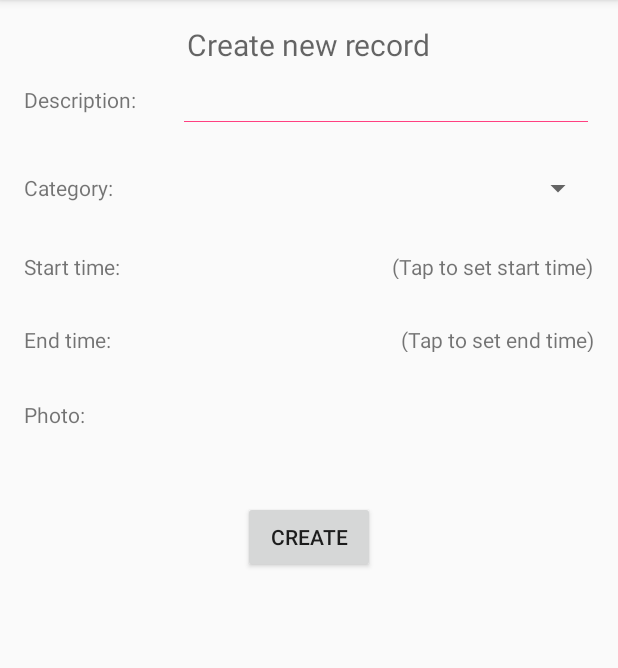
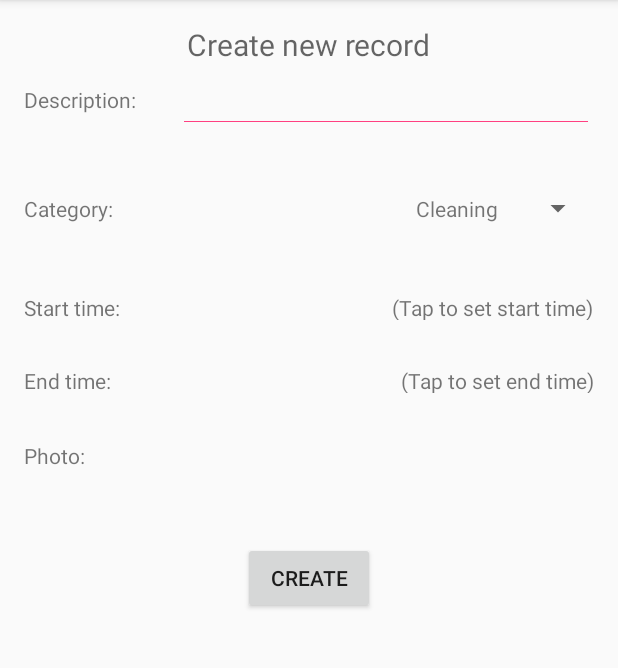
Before and after one commit to lena15n/mobilki-3-lab, an Android app: the screen it shows after launch (CreateRecordActivity), after a tap on an icon or button, on a phone screen of 412 x 824 dp, the part 84-752 px from its top. Run offline under Robolectric (Android 15) with nearby library versions, the phone set to English and light mode, and no system bars.

Commit message:
Select correct spinner values from Category table, add toString() in DOCategory for ArrayAdapter Work fine

```diff
--- a/TimeTracker/app/src/main/java/com/lena/timetracker/CreateRecordActivity.java
+++ b/TimeTracker/app/src/main/java/com/lena/timetracker/CreateRecordActivity.java
@@ -1,7 +1,19 @@
 package com.lena.timetracker;
 
+import android.database.Cursor;
+import android.database.sqlite.SQLiteDatabase;
+import android.os.Bundle;
 import android.support.v7.app.AppCompatActivity;
-import android.os.Bundle;
+import android.util.Log;
+import android.view.View;
+import android.widget.ArrayAdapter;
+import android.widget.Button;
+import android.widget.Spinner;
+import android.widget.TextView;
+
+import com.lena.timetracker.dataobjects.DOCategory;
+
+import java.util.ArrayList;
 
 public class CreateRecordActivity extends AppCompatActivity {
 
@@ -9,5 +21,79 @@ public class CreateRecordActivity extends AppCompatActivity {
     protected void onCreate(Bundle savedInstanceState) {
         super.onCreate(savedInstanceState);
         setContentView(R.layout.activity_create_record);
+
+        Spinner prioritiesSpinner = (Spinner) findViewById(R.id.create_record_category_spinner);
+        ArrayList<DOCategory> categories = getCategoriesFromDb();
+        ArrayAdapter<DOCategory> arrayAdapter = new ArrayAdapter<>(this, R.layout.spinner_item, categories);
+        //ArrayAdapter arrayAdapter = ArrayAdapter.createFromResource(this, R.array.priorities, R.layout.spinner_item);
+        prioritiesSpinner.setAdapter(arrayAdapter);
+
+        Button createButton = (Button) findViewById(R.id.create_record_button);
+        createButton.setOnClickListener(new View.OnClickListener() {
+            @Override
+            public void onClick(View v) {
+                prepareDataAndInsertIntoDb();
+            }
+        });
+    }
+
+    private void prepareDataAndInsertIntoDb() {
+        //prepare
+        /*
+        String meetingName = ((TextView) findViewById(R.id.meeting_name_edittext)).getText().toString();
+            String meetingDescription = ((TextView) findViewById(R.id.meeting_desc_edittext)).getText().toString();
+            Spinner spinner = (Spinner) findViewById(R.id.meeting_priority_spinner);
+            String meetingPriority = spinner.getSelectedItem().toString();
+        */
+        String desc = ((TextView) findViewById(R.id.create_record_desc_edittext)).getText().toString();
+        Spinner spinner = ((Spinner)findViewById(R.id.create_record_category_spinner));
+        DOCategory category = (DOCategory) spinner.getSelectedItem();
+        Log.d("Mi", "Record: " + desc + ", categ: id = " + category.getId() + ", name: " + category.getName());
+
+        //insert
+
+
+    }
+
+    private ArrayList<DOCategory> getCategoriesFromDb() {
+        ArrayList<DOCategory> categories = new ArrayList<>();
+
+        TimeTrackerDbHelper dbHelper = new TimeTrackerDbHelper(this);
+        SQLiteDatabase db = dbHelper.getReadableDatabase();
+        String[] projection = {
+                TimeTrackerContract.Category._ID,
+                TimeTrackerContract.Category.NAME
+        };
+
+        // How you want the results sorted in the resulting Cursor
+        String sortOrder =
+                TimeTrackerContract.Category.NAME + " ASC";
+
+        Cursor cursor = db.query(
+                TimeTrackerContract.Category.TABLE_NAME,  // The table to query
+                projection,                               // The columns to return
+                null,                                     // The columns for the WHERE clause
+                null,                                     // The values for the WHERE clause
+                null,                                     // don't group the rows
+                null,                                     // don't filter by row groups
+                sortOrder                                 // The sort order
+        );
+
+        if (cursor != null) {
+            if (cursor.moveToFirst()) {
+                do {
+                    long id = cursor.getLong(cursor.getColumnIndex(TimeTrackerContract.Category._ID));
+                    String name = cursor.getString(cursor.getColumnIndex(TimeTrackerContract.Category.NAME));
+                    categories.add(new DOCategory(id, name));
+                    Log.d("Mi", "Categories: id = " + id + ", name: " + name);
+                }
+                while (cursor.moveToNext());
+            }
+        }
+
+        cursor.close();
+        db.close();
+
+        return categories;
     }
 }
--- a/TimeTracker/app/src/main/java/com/lena/timetracker/TimeTrackerDbHelper.java
+++ b/TimeTracker/app/src/main/java/com/lena/timetracker/TimeTrackerDbHelper.java
@@ -6,7 +6,11 @@ import android.database.sqlite.SQLiteOpenHelper;
 
 import static com.lena.timetracker.TimeTrackerContract.Category.SQL_CREATE_CATEGORY;
 import static com.lena.timetracker.TimeTrackerContract.Category.SQL_DELETE_CATEGORY;
-import static com.lena.timetracker.TimeTrackerContract.Category.SQL_INSERT_BASIC_CATEGORIES;
+import static com.lena.timetracker.TimeTrackerContract.Category.SQL_INSERT_BASIC_CATEGORY_CLEANING;
+import static com.lena.timetracker.TimeTrackerContract.Category.SQL_INSERT_BASIC_CATEGORY_WORK;
+import static com.lena.timetracker.TimeTrackerContract.Category.SQL_INSERT_BASIC_CATEGORY_SLEEP;
+import static com.lena.timetracker.TimeTrackerContract.Category.SQL_INSERT_BASIC_CATEGORY_REST;
+import static com.lena.timetracker.TimeTrackerContract.Category.SQL_INSERT_BASIC_CATEGORY_DINNER;
 import static com.lena.timetracker.TimeTrackerContract.DATABASE_NAME;
 import static com.lena.timetracker.TimeTrackerContract.DATABASE_VERSION;
 import static com.lena.timetracker.TimeTrackerContract.Photo.SQL_CREATE_PHOTO;
@@ -26,7 +30,13 @@ public class TimeTrackerDbHelper extends SQLiteOpenHelper {
         db.execSQL(SQL_CREATE_RECORD);
         db.execSQL(SQL_CREATE_PHOTO);
 
-        db.execSQL(SQL_INSERT_BASIC_CATEGORIES);
+        db.execSQL(SQL_INSERT_BASIC_CATEGORY_WORK);
+        db.execSQL(SQL_INSERT_BASIC_CATEGORY_DINNER);
+        db.execSQL(SQL_INSERT_BASIC_CATEGORY_REST);
+        db.execSQL(SQL_INSERT_BASIC_CATEGORY_CLEANING);
+        db.execSQL(SQL_INSERT_BASIC_CATEGORY_SLEEP);
+
+
     }
     public void onUpgrade(SQLiteDatabase db, int oldVersion, int newVersion) {
         // This database is only a cache for online data, so its upgrade policy is
--- /dev/null
+++ b/TimeTracker/app/src/main/java/com/lena/timetracker/dataobjects/DOCategory.java
@@ -0,0 +1,36 @@
+package com.lena.timetracker.dataobjects;
+
+public class DOCategory {
+    private long id;
+    private String name;
+
+    public DOCategory() {
+    }
+
+    public DOCategory(long id, String name) {
+        this.id = id;
+        this.name = name;
+    }
+
+    // For arrayAdapter for spinner
+    @Override
+    public String toString() {
+        return name;            // What to display in the Spinner list.
+    }
+
+    public String getName() {
+        return name;
+    }
+
+    public void setName(String name) {
+        this.name = name;
+    }
+
+    public long getId() {
+        return id;
+    }
+
+    public void setId(int id) {
+        this.id = id;
+    }
+}
--- a/TimeTracker/app/src/main/res/layout/activity_create_record.xml
+++ b/TimeTracker/app/src/main/res/layout/activity_create_record.xml
@@ -153,7 +153,7 @@
                     android:layout_width="wrap_content"
                     android:layout_height="wrap_content"
                     android:layout_centerVertical="true"
-                    android:labelFor="@+id/meeting_priority_spinner"
+                    android:labelFor="@+id/create_record_button"
                     android:paddingEnd="8dp"
                     android:text="@string/record_photo"/>
 
--- /dev/null
+++ b/TimeTracker/app/src/main/res/layout/spinner_item.xml
@@ -0,0 +1,6 @@
+<?xml version="1.0" encoding="utf-8"?>
+
+<TextView xmlns:android="http://schemas.android.com/apk/res/android"
+          android:layout_width="wrap_content"
+          android:layout_height="wrap_content"
+          android:padding="16dp"/>
```
Also changed, not shown: TimeTracker/app/src/main/java/com/lena/timetracker/TimeTrackerContract.java (+12 -15 lines).
